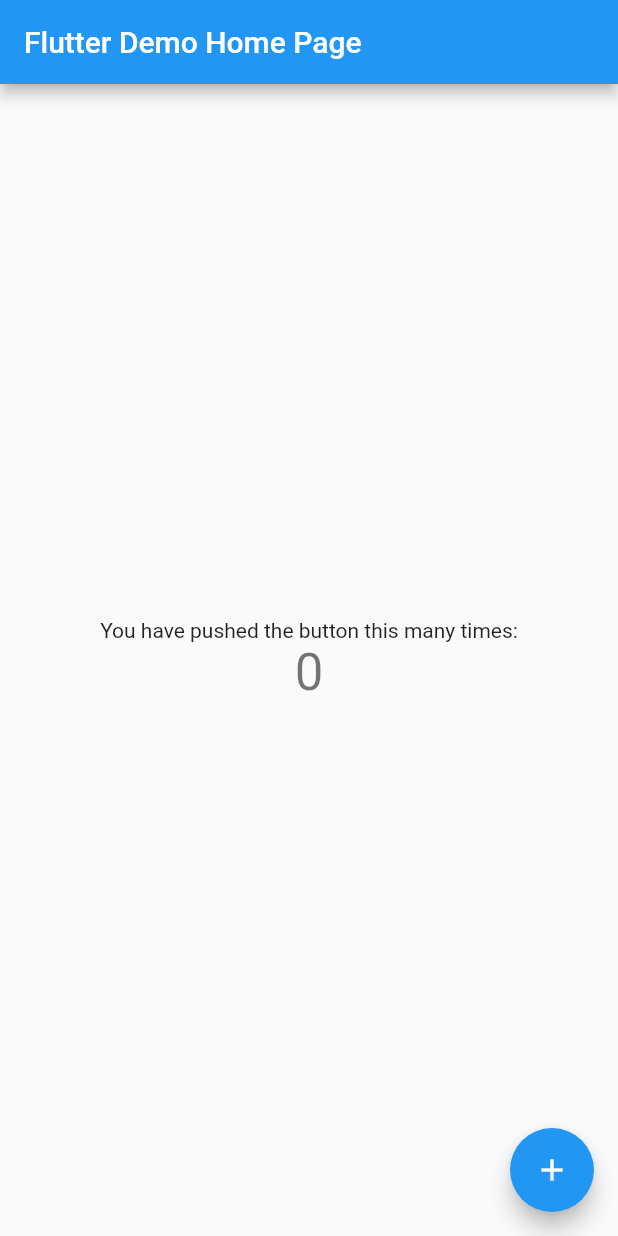
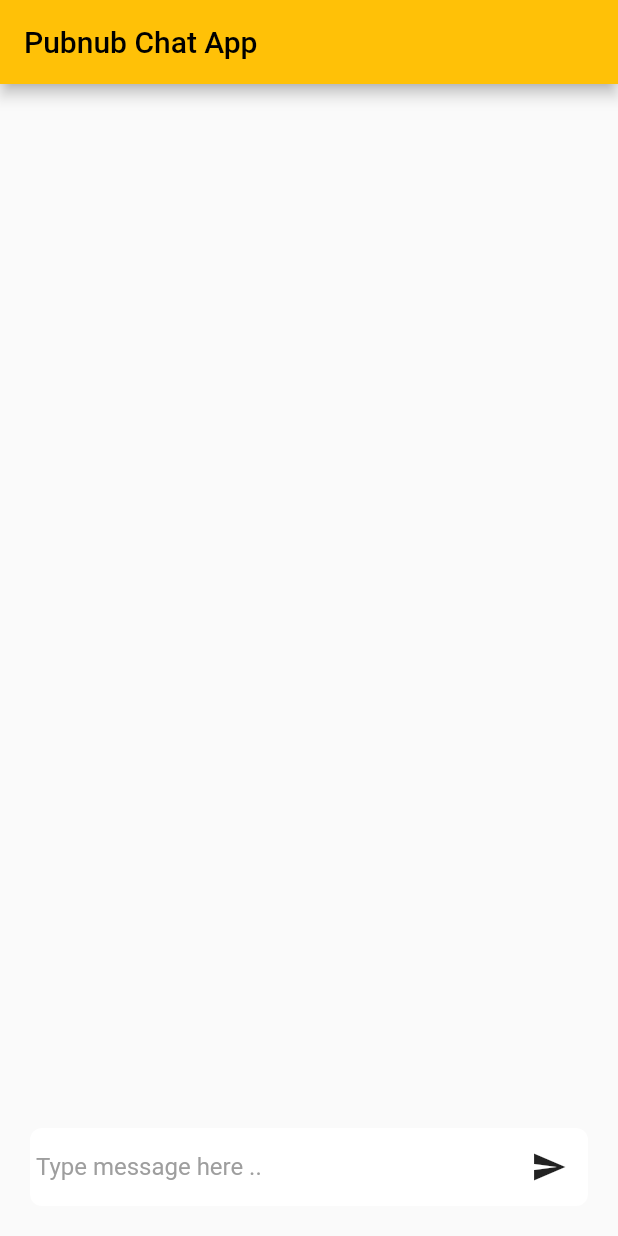
Before and after one commit to Paulmburu/pubnub_poc, a Flutter app: the screen it shows after launch, on a phone screen of 412 x 824 dp. Run offline on Flutter 3.47's test engine with Material 2 defaults, Android fonts, the light colour scheme and no system bars; missing offline and left inert: pubnub; statements that could not run were skipped.

Commit message:
feat: realtime chat implementation

```diff
--- /dev/null
+++ b/lib/chat_page.dart
@@ -0,0 +1,132 @@
+import 'package:flutter/material.dart';
+import 'package:pubnub/pubnub.dart';
+import 'package:pubnub_sample_app/incoming_sms.dart';
+import 'package:pubnub_sample_app/outgoing_sms.dart';
+import 'package:pubnub_sample_app/send_message_widget.dart';
+import 'package:pubnub_sample_app/utils.dart';
+
+class ChatPage extends StatefulWidget {
+  const ChatPage({
+    Key? key,
+    required this.title,
+    required this.pubnub,
+    required this.subscription,
+  }) : super(key: key);
+
+  final String title;
+  final PubNub pubnub;
+  final Subscription subscription;
+
+  @override
+  State<ChatPage> createState() => _ChatPageState();
+}
+
+class _ChatPageState extends State<ChatPage> {
+  @override
+  void initState() {
+    super.initState();
+    listenToMessages();
+  }
+
+  @override
+  void dispose() {
+    widget.subscription.dispose();
+    super.dispose();
+  }
+
+  void listenToMessages() async {
+    widget.subscription.messages.listen((envelope) async {
+      addMessage(envelope);
+      // print('PUBNUB->ENVELOPE' + envelope.payload);
+      // print('PUBNUB->ENVELOPE' + envelope.uuid.toString());
+    });
+  }
+
+  addMessage(Envelope envelope) {
+    setState(() {
+      messages.add(IncomingSms(
+        sender: envelope.uuid.toString(),
+        sms: envelope.payload['text'],
+      ));
+    });
+  }
+
+  String newMessage = '';
+  List<Widget> messages = <Widget>[
+    // const IncomingSms(sender: 'anonymous', sms: 'yoh'),
+    // const OutgoingSms(sms: 'hello there'),
+    // const IncomingSms(sender: 'anonymous', sms: 'hi'),
+    // const OutgoingSms(sms: '...'),
+  ];
+
+  @override
+  Widget build(BuildContext context) {
+    return Scaffold(
+      appBar: AppBar(
+        title: Text(widget.title),
+      ),
+      body: Padding(
+        padding: const EdgeInsets.all(20),
+        child: Stack(
+          children: <Widget>[
+            Padding(
+              padding: const EdgeInsets.only(bottom: 50),
+              child: ListView.builder(
+                itemCount: messages.length,
+                shrinkWrap: true,
+                padding: const EdgeInsets.only(top: 10, bottom: 10),
+                itemBuilder: (BuildContext context, int index) {
+                  return Container(
+                    padding: const EdgeInsets.only(
+                      top: 10,
+                      bottom: 10,
+                    ),
+                    child: Align(
+                      alignment: messages[index] is IncomingSms
+                          ? Alignment.topLeft
+                          : Alignment.topRight,
+                      child: messages[index],
+                    ),
+                  );
+                },
+              ),
+            ),
+            Align(
+              alignment: Alignment.bottomCenter,
+              child: SendMessageWidget(
+                onChanged: (String value) {
+                  newMessage = value;
+                },
+                onTap: () {
+                  sendMessage(widget.pubnub);
+                  // getGroupMembers(widget.pubnub);
+                  // setGroupMembers(widget.pubnub);
+                },
+              ),
+            )
+          ],
+        ),
+      ),
+    );
+  }
+
+  void sendMessage(
+    PubNub pubnub,
+  ) async {
+    bool isSuccessful =
+        await publishMessage(pubnub: pubnub, message: newMessage);
+
+    if (isSuccessful) {
+      setState(() {
+        messages.add(OutgoingSms(sms: newMessage));
+      });
+
+      showSnackbar(context, 'Text sent successfully !');
+      setState(() {
+        newMessage = '';
+      });
+    } else {
+      showSnackbar(context, 'an error occured !');
+    }
+  }
+}
--- a/lib/main.dart
+++ b/lib/main.dart
@@ -1,69 +1,53 @@
 import 'package:flutter/material.dart';
-import 'package:pubnub_sample_app/utils.dart';
+import 'package:pubnub/pubnub.dart';
+import 'package:pubnub_sample_app/chat_page.dart';
 
-void main() {
-  initPubNub();
-  runApp(const MyApp());
+void main() async {
+  // initPubNub();
+
+  var pubnub = PubNub(
+      defaultKeyset: Keyset(
+          subscribeKey: 'sub-c-e1d4d106-7900-11ec-87be-4a1e879706fb',
+          publishKey: 'pub-c-2fb0426f-42dd-4a18-8b42-87231cf5284b',
+          uuid: const UUID(
+              'sec-c-ZjY1NDgxNDYtZTYzOS00ZmQ5LTkzNTMtMGY1Mzc5NzcxYjUw')));
+
+  // Subscribe to a channel
+  var subscription = pubnub.subscribe(channels: {'Channel-anotherGroup'});
+
+  await Future.delayed(const Duration(seconds: 3));
+
+  // var history = channel.messages();
+  // var count = await history.count();
+  runApp(MyApp(
+    pubnub: pubnub,
+    subscription: subscription,
+  ));
 }
 
 class MyApp extends StatelessWidget {
-  const MyApp({Key? key}) : super(key: key);
+  const MyApp({
+    Key? key,
+    required this.pubnub,
+    required this.subscription,
+  }) : super(key: key);
+
+  final PubNub pubnub;
+  final Subscription subscription;
 
   // This widget is the root of your application.
   @override
   Widget build(BuildContext context) {
     return MaterialApp(
-      title: 'Flutter Demo',
+      title: 'Pubnub Chat App',
       theme: ThemeData(
-        primarySwatch: Colors.blue,
+        primarySwatch: Colors.amber,
       ),
-      home: const MyHomePage(title: 'Flutter Demo Home Page'),
+      home: ChatPage(
+        title: 'Pubnub Chat App',
+        pubnub: pubnub,
+        subscription: subscription,
+      ),
     );
   }
 }
-
-class MyHomePage extends StatefulWidget {
-  const MyHomePage({Key? key, required this.title}) : super(key: key);
-  final String title;
-
-  @override
-  State<MyHomePage> createState() => _MyHomePageState();
-}
-
-class _MyHomePageState extends State<MyHomePage> {
-  int _counter = 0;
-
-  void _incrementCounter() {
-    setState(() {
-      _counter++;
-    });
-  }
-
-  @override
-  Widget build(BuildContext context) {
-    return Scaffold(
-      appBar: AppBar(
-        title: Text(widget.title),
-      ),
-      body: Center(
-        child: Column(
-          mainAxisAlignment: MainAxisAlignment.center,
-          children: <Widget>[
-            const Text(
-              'You have pushed the button this many times:',
-            ),
-            Text(
-              '$_counter',
-              style: Theme.of(context).textTheme.headline4,
-            ),
-          ],
-        ),
-      ),
-      floatingActionButton: FloatingActionButton(
-        onPressed: _incrementCounter,
-        tooltip: 'Increment',
-        child: const Icon(Icons.add),
-      ), // This trailing comma makes auto-formatting nicer for build methods.
-    );
-  }
-}
--- /dev/null
+++ b/lib/send_message_widget.dart
@@ -0,0 +1,55 @@
+// Flutter imports:
+import 'package:flutter/material.dart';
+
+class SendMessageWidget extends StatelessWidget {
+  const SendMessageWidget({
+    Key? key,
+    required this.onChanged,
+    required this.onTap,
+  }) : super(key: key);
+
+  final ValueChanged<String> onChanged;
+  final Function() onTap;
+
+  @override
+  Widget build(BuildContext context) {
+    return Container(
+      padding: const EdgeInsets.symmetric(horizontal: 4, vertical: 2),
+      decoration: BoxDecoration(
+        color: Colors.white,
+        borderRadius: BorderRadius.circular(8),
+      ),
+      child: Row(
+        mainAxisAlignment: MainAxisAlignment.spaceBetween,
+        children: <Widget>[
+          Expanded(
+            child: TextField(
+              decoration: const InputDecoration(
+                hintText: 'Type message here ..',
+                hintStyle: TextStyle(color: Colors.grey),
+                border: InputBorder.none,
+              ),
+              onChanged: onChanged,
+            ),
+          ),
+          Row(
+            children: <Widget>[
+              const SizedBox(width: 10),
+              GestureDetector(
+                onTap: onTap,
+                child: Container(
+                  padding: const EdgeInsets.all(10),
+                  // decoration: BoxDecoration(
+                  //   color: Colors.blueGrey,
+                  //   borderRadius: BorderRadius.circular(4),
+                  // ),
+                  child: const Icon(Icons.send),
+                ),
+              ),
+            ],
+          ),
+        ],
+      ),
+    );
+  }
+}
```
Also changed, not shown: lib/incoming_sms.dart (added, +54 -0 lines), lib/outgoing_sms.dart (added, +34 -0 lines), lib/utils.dart (+66 -25 lines).
